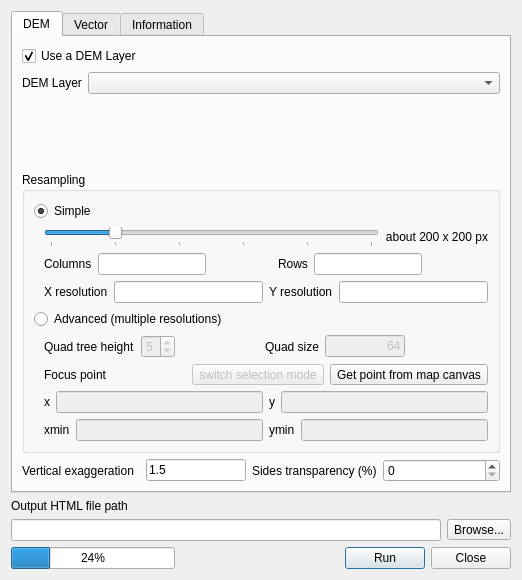
This is qgis2threejsdialog.ui in minorua/Qgis2threejs as Qt 5 draws it before an edit. The edited form follows.
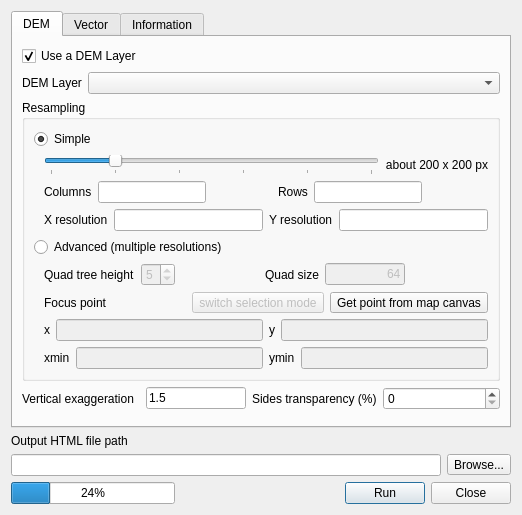
This is the edited form.

Commit message: add a vertical spacer in DEM tab

```diff
--- a/qgis2threejsdialog.ui
+++ b/qgis2threejsdialog.ui
@@ -7,7 +7,7 @@
     <x>0</x>
     <y>0</y>
     <width>522</width>
-    <height>580</height>
+    <height>515</height>
    </rect>
   </property>
   <property name="sizePolicy">
@@ -541,6 +541,19 @@
            </item>
           </layout>
          </item>
+         <item row="3" column="0">
+          <spacer name="verticalSpacer_3">
+           <property name="orientation">
+            <enum>Qt::Vertical</enum>
+           </property>
+           <property name="sizeHint" stdset="0">
+            <size>
+             <width>20</width>
+             <height>40</height>
+            </size>
+           </property>
+          </spacer>
+         </item>
         </layout>
        </widget>
        <widget class="QWidget" name="tab_2">
```
Left out of the diff: 2 changed lines with no effect on the pictures. The commit also changes 1 other file.
